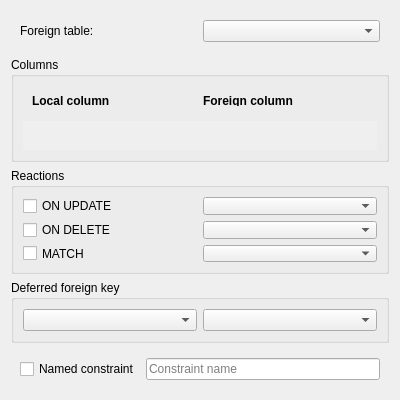
The window that SQLiteStudio3/guiSQLiteStudio/constraints/tableforeignkeypanel.ui (pawelsalawa/sqlitestudio) describes before a commit, drawn with Qt 5.
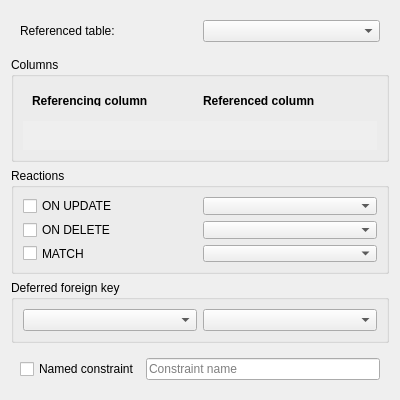
The same window after the commit.

The edit to the form file:
```diff
--- a/SQLiteStudio3/guiSQLiteStudio/constraints/tableforeignkeypanel.ui
+++ b/SQLiteStudio3/guiSQLiteStudio/constraints/tableforeignkeypanel.ui
@@ -26,7 +26,7 @@
       <item>
        <widget class="QLabel" name="fkTableLabel">
         <property name="text">
-         <string>Foreign table:</string>
+         <string>Referenced table:</string>
         </property>
        </widget>
       </item>
@@ -49,12 +49,11 @@
           <widget class="QLabel" name="colHdrLocal">
            <property name="font">
             <font>
-             <weight>75</weight>
              <bold>true</bold>
             </font>
            </property>
            <property name="text">
-            <string>Local column</string>
+            <string>Referencing column</string>
            </property>
           </widget>
          </item>
@@ -62,12 +61,11 @@
           <widget class="QLabel" name="colHdrForeign">
            <property name="font">
             <font>
-             <weight>75</weight>
              <bold>true</bold>
             </font>
            </property>
            <property name="text">
-            <string>Foreign column</string>
+            <string>Referenced column</string>
            </property>
           </widget>
          </item>
```
Left out of the diff: 6 changed lines with no effect on the pictures.
